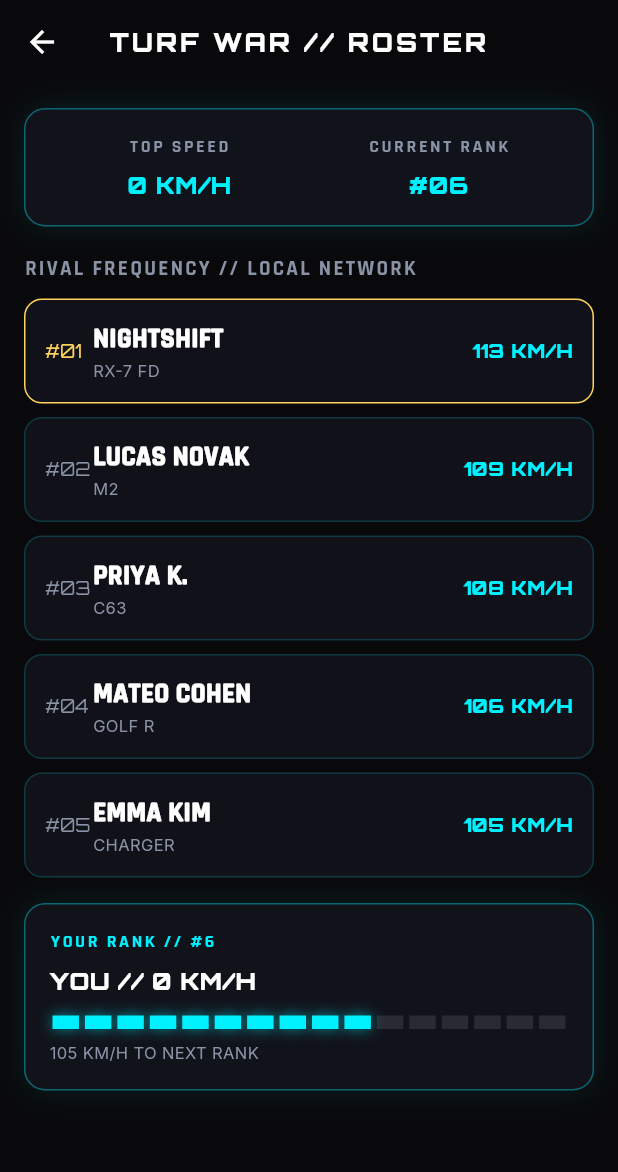
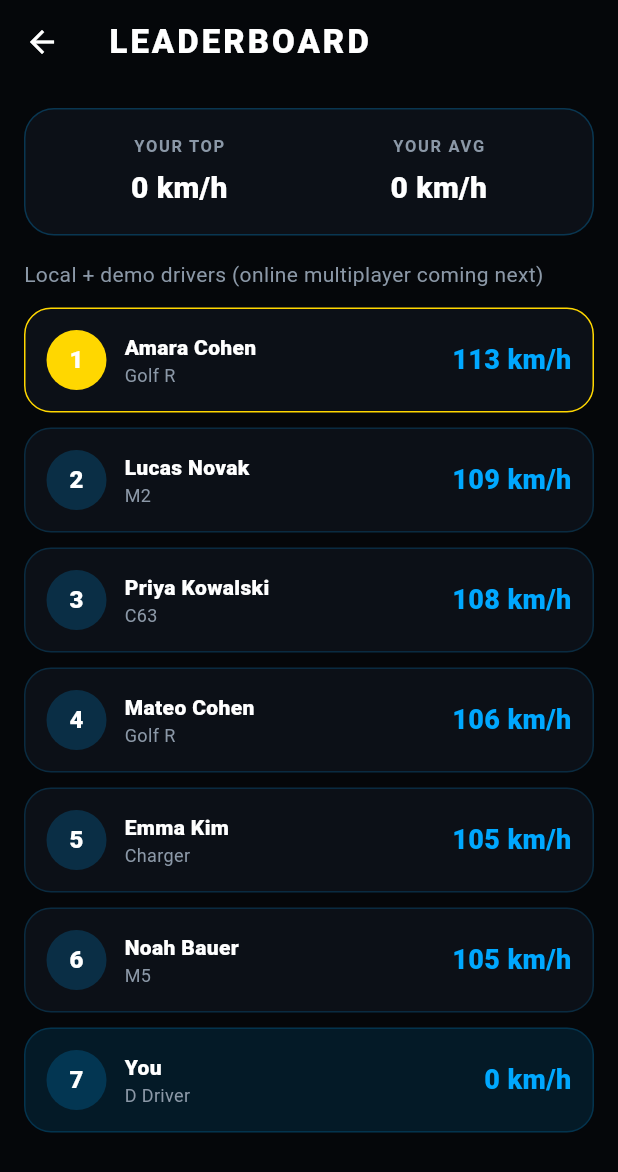
Before and after one commit to wavindi/D, a Flutter app: the LeaderboardScreen screen opened directly, on a phone screen of 412 x 824 dp. Shown: the top 1172 px of the screen. Run offline on Flutter 3.47's test engine with Material 3 defaults, Android fonts, the phone set to English and light mode, and no system bars; our stand-ins replace flutter_map, flutter_riverpod, geolocator, latlong2, shared_preferences; accounts and stored records are empty.

Commit message:
Revert "Implement Project D cyberpunk experience"
This reverts commit d09dc5062b618f8507a8972f835123f72380105d.

```diff
--- a/lib/core/theme/app_theme.dart
+++ b/lib/core/theme/app_theme.dart
@@ -1,12 +1,11 @@
 import 'package:flutter/material.dart';
-import 'package:google_fonts/google_fonts.dart';
 
 abstract final class AppColors {
-  static const black = Color(0xFF09090B);
-  static const panel = Color(0xF012121A);
-  static const blue = Color(0xFF00F0FF);
-  static const blueGlow = Color(0x6600F0FF);
-  static const muted = Color(0xFF8993A5);
+  static const black = Color(0xFF05070A);
+  static const panel = Color(0xEE0C1118);
+  static const blue = Color(0xFF00A8FF);
+  static const blueGlow = Color(0x6600A8FF);
+  static const muted = Color(0xFF8B98A7);
   static const danger = Color(0xFFFF334F);
 }
 
@@ -21,26 +20,13 @@ abstract final class AppTheme {
       error: AppColors.danger,
     ),
     useMaterial3: true,
-    textTheme: GoogleFonts.interTextTheme(
-      ThemeData.dark().textTheme,
-    ).apply(bodyColor: Colors.white, displayColor: Colors.white),
-    appBarTheme: AppBarTheme(
-      backgroundColor: Colors.transparent,
-      elevation: 0,
-      titleTextStyle: GoogleFonts.orbitron(
-        color: Colors.white,
-        fontWeight: FontWeight.w900,
-        fontSize: 20,
-        letterSpacing: 2,
-      ),
-    ),
     inputDecorationTheme: InputDecorationTheme(
       filled: true,
-      fillColor: const Color(0xF012121A),
+      fillColor: AppColors.panel,
       hintStyle: const TextStyle(color: AppColors.muted),
       border: OutlineInputBorder(
-        borderRadius: BorderRadius.circular(12),
-        borderSide: BorderSide(color: AppColors.blue.withValues(alpha: .28)),
+        borderRadius: BorderRadius.circular(18),
+        borderSide: BorderSide.none,
       ),
     ),
   );
--- a/lib/features/leaderboard/presentation/leaderboard_screen.dart
+++ b/lib/features/leaderboard/presentation/leaderboard_screen.dart
@@ -1,9 +1,7 @@
 import 'package:flutter/material.dart';
 import 'package:flutter_riverpod/flutter_riverpod.dart';
-import 'package:google_fonts/google_fonts.dart';
 
 import '../../../core/theme/app_theme.dart';
-import '../../../shared/widgets/cyber_widgets.dart';
 import '../../run/application/run_providers.dart';
 
 class LeaderboardScreen extends ConsumerWidget {
@@ -22,13 +20,11 @@ class LeaderboardScreen extends ConsumerWidget {
                 onPressed: onMenu,
                 icon: const Icon(Icons.menu_rounded),
               ),
-        title: Text(
-          'TURF WAR // ROSTER',
-          style: GoogleFonts.orbitron(
-            fontSize: 17,
-            fontWeight: FontWeight.w900,
+        title: const Text(
+          'LEADERBOARD',
+          style: TextStyle(fontWeight: FontWeight.w900, letterSpacing: 2),
         ),
-        ),
+        backgroundColor: Colors.transparent,
       ),
       body: history.when(
         loading: () => const Center(
@@ -36,78 +32,112 @@ class LeaderboardScreen extends ConsumerWidget {
         ),
         error: (e, _) => Center(child: Text('$e')),
         data: (runs) {
-          final top = runs.isEmpty
+          final yourTop = runs.isEmpty
               ? 0.0
               : runs.map((r) => r.topSpeedKmh).reduce((a, b) => a > b ? a : b);
-          final board = <_Driver>[
-            const _Driver('NIGHTSHIFT', 'RX-7 FD', 113),
-            const _Driver('LUCAS NOVAK', 'M2', 109),
-            const _Driver('PRIYA K.', 'C63', 108),
-            _Driver('YOU', 'D DRIVER', top),
-            const _Driver('MATEO COHEN', 'GOLF R', 106),
-            const _Driver('EMMA KIM', 'CHARGER', 105),
+          final yourAvg = runs.isEmpty
+              ? 0.0
+              : runs.map((r) => r.averageSpeedKmh).reduce((a, b) => a + b) /
+                    runs.length;
+          final board = [
+            _Row('Amara Cohen', 'Golf R', 113, true),
+            _Row('Lucas Novak', 'M2', 109, false),
+            _Row('Priya Kowalski', 'C63', 108, false),
+            _Row('You', 'D Driver', yourTop, true),
+            _Row('Mateo Cohen', 'Golf R', 106, false),
+            _Row('Emma Kim', 'Charger', 105, false),
+            _Row('Noah Bauer', 'M5', 105, false),
           ]..sort((a, b) => b.speed.compareTo(a.speed));
-          final you = board.firstWhere((d) => d.name == 'YOU');
-          final rank = board.indexOf(you) + 1;
-          final ahead = rank == 1 ? 0 : board[rank - 2].speed - you.speed;
+
           return ListView(
             padding: const EdgeInsets.all(16),
             children: [
-              CyberPanel(
+              Container(
+                padding: const EdgeInsets.all(16),
+                decoration: BoxDecoration(
+                  color: AppColors.panel,
+                  borderRadius: BorderRadius.circular(20),
+                  border: Border.all(
+                    color: AppColors.blue.withValues(alpha: .25),
+                  ),
+                ),
                 child: Row(
                   children: [
                     Expanded(
-                      child: _Readout(
-                        label: 'TOP SPEED',
-                        value: '${top.toStringAsFixed(0)} KM/H',
+                      child: _Mini(
+                        label: 'YOUR TOP',
+                        value: '${yourTop.toStringAsFixed(0)} km/h',
                       ),
                     ),
                     Expanded(
-                      child: _Readout(
-                        label: 'CURRENT RANK',
-                        value: '#${rank.toString().padLeft(2, '0')}',
+                      child: _Mini(
+                        label: 'YOUR AVG',
+                        value: '${yourAvg.toStringAsFixed(0)} km/h',
                       ),
                     ),
                   ],
                 ),
               ),
-              const SizedBox(height: 18),
-              Text(
-                'RIVAL FREQUENCY // LOCAL NETWORK',
-                style: GoogleFonts.rajdhani(
-                  color: AppColors.muted,
-                  fontWeight: FontWeight.w800,
-                  letterSpacing: 1.5,
+              const SizedBox(height: 16),
+              const Text(
+                'Local + demo drivers (online multiplayer coming next)',
+                style: TextStyle(color: AppColors.muted),
+              ),
+              const SizedBox(height: 12),
+              for (var i = 0; i < board.length; i++)
+                Container(
+                  margin: const EdgeInsets.only(bottom: 10),
+                  padding: const EdgeInsets.all(14),
+                  decoration: BoxDecoration(
+                    color: board[i].name == 'You'
+                        ? AppColors.blue.withValues(alpha: .12)
+                        : AppColors.panel,
+                    borderRadius: BorderRadius.circular(18),
+                    border: Border.all(
+                      color: i == 0
+                          ? const Color(0xFFFFD700)
+                          : AppColors.blue.withValues(alpha: .18),
                     ),
                   ),
-              const SizedBox(height: 10),
-              for (var i = 0; i < board.length; i++)
-                if (board[i].name != 'YOU')
-                  _RosterRow(rank: i + 1, driver: board[i]),
-              const SizedBox(height: 8),
-              CyberPanel(
+                  child: Row(
+                    children: [
+                      CircleAvatar(
+                        backgroundColor: i == 0
+                            ? const Color(0xFFFFD700)
+                            : AppColors.blue.withValues(alpha: .2),
+                        foregroundColor: Colors.white,
+                        child: Text(
+                          '${i + 1}',
+                          style: const TextStyle(fontWeight: FontWeight.w900),
+                        ),
+                      ),
+                      const SizedBox(width: 12),
+                      Expanded(
                         child: Column(
                           crossAxisAlignment: CrossAxisAlignment.start,
                           children: [
-                    CyberLabel('YOUR RANK // #$rank', color: AppColors.blue),
-                    const SizedBox(height: 6),
                             Text(
-                      'YOU // ${you.speed.toStringAsFixed(0)} KM/H',
-                      style: GoogleFonts.orbitron(
-                        fontWeight: FontWeight.w900,
-                        fontSize: 16,
+                              board[i].name,
+                              style: const TextStyle(
+                                fontWeight: FontWeight.w800,
                               ),
                             ),
-                    const SizedBox(height: 12),
-                    RpmProgressBar(value: rank == 1 ? 1 : .62),
-                    const SizedBox(height: 8),
                             Text(
-                      rank == 1
-                          ? 'YOU OWN THE NIGHT'
-                          : '${ahead.toStringAsFixed(0)} KM/H TO NEXT RANK',
+                              board[i].car,
                               style: const TextStyle(
                                 color: AppColors.muted,
-                        fontSize: 11,
+                                fontSize: 12,
+                              ),
+                            ),
+                          ],
+                        ),
+                      ),
+                      Text(
+                        '${board[i].speed.toStringAsFixed(0)} km/h',
+                        style: const TextStyle(
+                          fontWeight: FontWeight.w900,
+                          color: AppColors.blue,
+                          fontSize: 18,
                         ),
                       ),
                     ],
@@ -121,90 +151,36 @@ class LeaderboardScreen extends ConsumerWidget {
   }
 }
 
-class _Driver {
-  const _Driver(this.name, this.car, this.speed);
+class _Row {
+  _Row(this.name, this.car, this.speed, this.highlight);
   final String name;
   final String car;
   final double speed;
+  final bool highlight;
 }
 
-class _Readout extends StatelessWidget {
-  const _Readout({required this.label, required this.value});
+class _Mini extends StatelessWidget {
+  const _Mini({required this.label, required this.value});
   final String label;
   final String value;
+
   @override
   Widget build(BuildContext context) => Column(
     children: [
-      CyberLabel(label),
-      const SizedBox(height: 5),
+      Text(
+        label,
+        style: const TextStyle(
+          color: AppColors.muted,
+          fontSize: 11,
+          letterSpacing: 1.1,
+          fontWeight: FontWeight.w700,
+        ),
+      ),
+      const SizedBox(height: 6),
       Text(
         value,
-        style: GoogleFonts.orbitron(
-          color: AppColors.blue,
-          fontWeight: FontWeight.w900,
-          fontSize: 16,
-        ),
+        style: const TextStyle(fontSize: 20, fontWeight: FontWeight.w900),
       ),
     ],
   );
 }
-
-class _RosterRow extends StatelessWidget {
-  const _RosterRow({required this.rank, required this.driver});
-  final int rank;
-  final _Driver driver;
-  @override
-  Widget build(BuildContext context) => Container(
-    margin: const EdgeInsets.only(bottom: 9),
-    padding: const EdgeInsets.all(13),
-    decoration: BoxDecoration(
-      color: AppColors.panel,
-      border: Border.all(
-        color: rank == 1
-            ? const Color(0xFFFFD45C)
-            : AppColors.blue.withValues(alpha: .18),
-      ),
-      borderRadius: BorderRadius.circular(12),
-    ),
-    child: Row(
-      children: [
-        SizedBox(
-          width: 32,
-          child: Text(
-            '#${rank.toString().padLeft(2, '0')}',
-            style: GoogleFonts.orbitron(
-              color: rank == 1 ? const Color(0xFFFFD45C) : AppColors.muted,
-              fontSize: 12,
-            ),
-          ),
-        ),
-        Expanded(
-          child: Column(
-            crossAxisAlignment: CrossAxisAlignment.start,
-            children: [
-              Text(
-                driver.name,
-                style: GoogleFonts.rajdhani(
-                  fontWeight: FontWeight.w900,
-                  fontSize: 18,
-                ),
-              ),
-              Text(
-                driver.car,
-                style: const TextStyle(color: AppColors.muted, fontSize: 11),
-              ),
-            ],
-          ),
-        ),
-        Text(
-          '${driver.speed.toStringAsFixed(0)} KM/H',
-          style: GoogleFonts.orbitron(
-            color: AppColors.blue,
-            fontWeight: FontWeight.w900,
-            fontSize: 13,
-          ),
-        ),
-      ],
-    ),
-  );
-}
--- a/lib/shared/widgets/cyber_widgets.dart
+++ /dev/null
@@ -1,84 +0,0 @@
-import 'package:flutter/material.dart';
-import 'package:google_fonts/google_fonts.dart';
-
-import '../../core/theme/app_theme.dart';
-
-class CyberPanel extends StatelessWidget {
-  const CyberPanel({
-    super.key,
-    required this.child,
-    this.padding = const EdgeInsets.all(16),
-    this.accent = AppColors.blue,
-  });
-
-  final Widget child;
-  final EdgeInsetsGeometry padding;
-  final Color accent;
-
-  @override
-  Widget build(BuildContext context) => Container(
-    padding: padding,
-    decoration: BoxDecoration(
-      color: AppColors.panel.withValues(alpha: .94),
-      borderRadius: BorderRadius.circular(14),
-      border: Border.all(color: accent.withValues(alpha: .38)),
-      boxShadow: [
-        BoxShadow(color: accent.withValues(alpha: .10), blurRadius: 18),
-      ],
-    ),
-    child: child,
-  );
-}
-
-class CyberLabel extends StatelessWidget {
-  const CyberLabel(this.text, {super.key, this.color = AppColors.muted});
-  final String text;
-  final Color color;
-
-  @override
-  Widget build(BuildContext context) => Text(
-    text,
-    style: GoogleFonts.rajdhani(
-      color: color,
-      fontSize: 12,
-      fontWeight: FontWeight.w800,
-      letterSpacing: 1.7,
-    ),
-  );
-}
-
-class RpmProgressBar extends StatelessWidget {
-  const RpmProgressBar({super.key, required this.value});
-  final double value;
-
-  @override
-  Widget build(BuildContext context) {
-    const segments = 16;
-    final active = (value.clamp(0.0, 1.0) * segments).round();
-    return Row(
-      children: List.generate(
-        segments,
-        (index) => Expanded(
-          child: Container(
-            height: 9,
-            margin: const EdgeInsets.symmetric(horizontal: 2),
-            decoration: BoxDecoration(
-              color: index < active
-                  ? (index >= 13 ? AppColors.danger : AppColors.blue)
-                  : Colors.white.withValues(alpha: .10),
-              boxShadow: index < active
-                  ? [
-                      BoxShadow(
-                        color: (index >= 13 ? AppColors.danger : AppColors.blue)
-                            .withValues(alpha: .55),
-                        blurRadius: 7,
-                      ),
-                    ]
-                  : null,
-            ),
-          ),
-        ),
-      ),
-    );
-  }
-}
--- a/pubspec.yaml
+++ b/pubspec.yaml
@@ -18,7 +18,6 @@ dependencies:
   path: ^1.9.1
   intl: ^0.20.2
   http: ^1.5.0
-  google_fonts: ^6.2.1
 
 dev_dependencies:
   flutter_test:
```
Also changed, not shown: lib/features/history/presentation/run_history_screen.dart (+110 -86 lines), lib/features/home/presentation/home_screen.dart (+1 -31 lines), lib/features/run/application/run_providers.dart (+1 -10 lines), lib/features/run/presentation/active_run_screen.dart (+15 -37 lines), lib/features/territory/presentation/territory_screen.dart (+18 -23 lines), lib/shared/widgets/led_button.dart (+4 -9 lines), pubspec.lock. Lines whose indentation alone changed are shown as unchanged.
